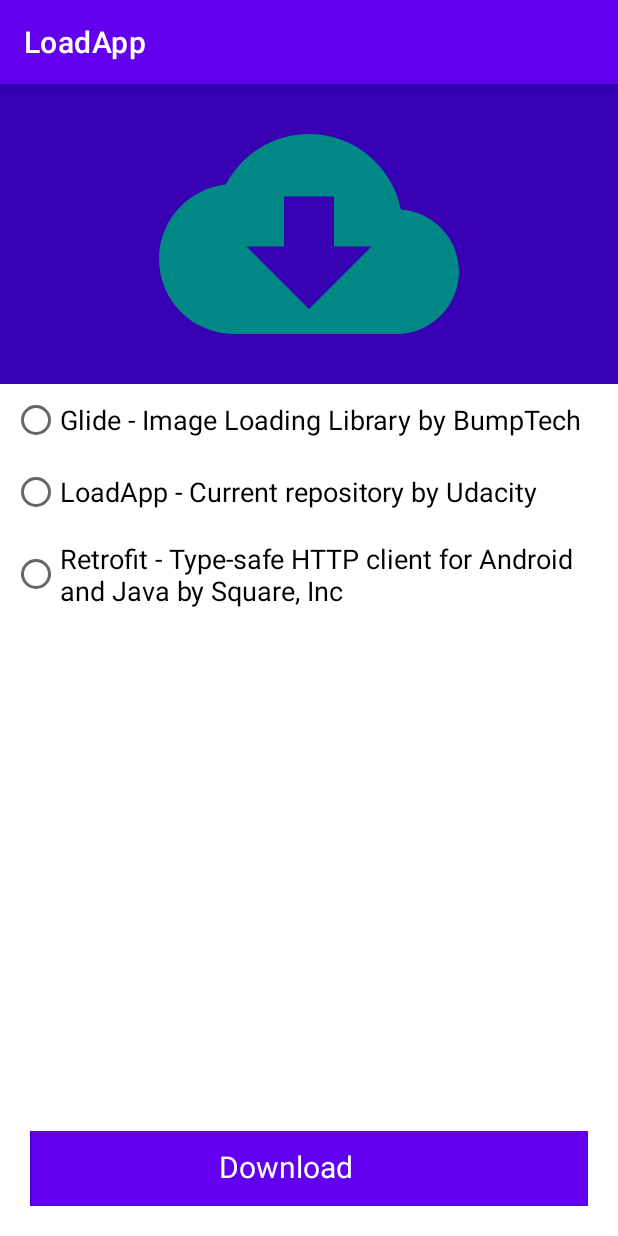
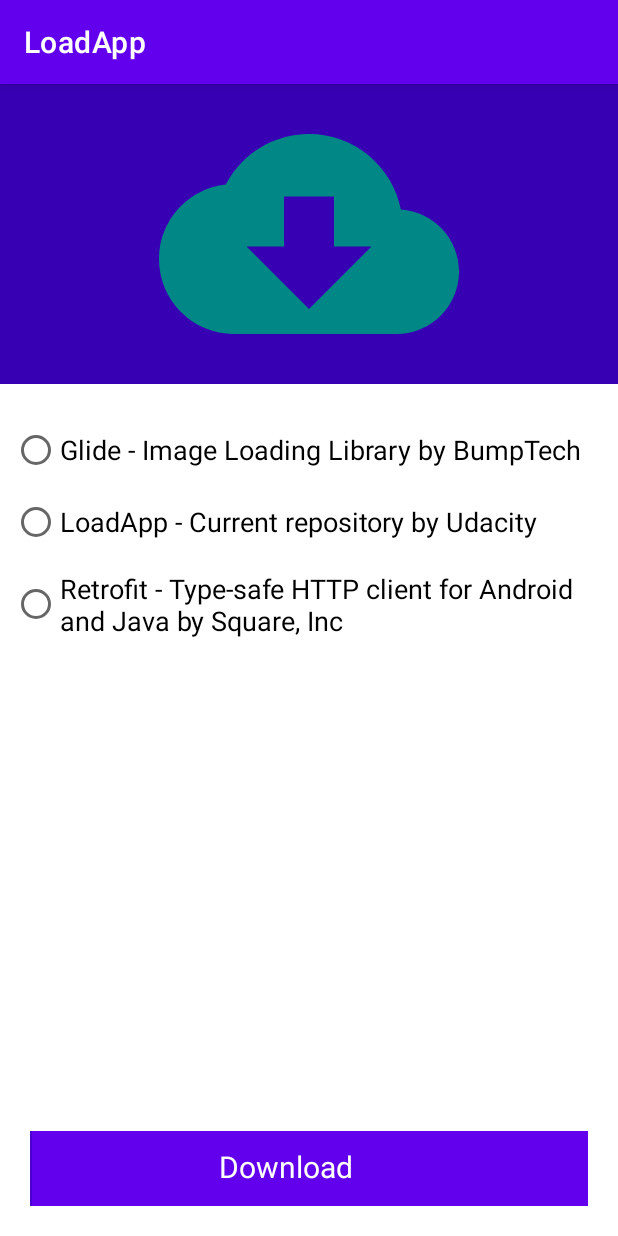
Before and after one commit to RicardoBravoA/LoadApp, an Android app: the screen it shows after launch (MainActivity), on a phone screen of 412 x 824 dp. Run offline under Robolectric (Android 15) with nearby library versions, the phone set to English and light mode, and no system bars; our stand-ins replace data binding; pictures from the network do not load.

Commit message:
feat: Add margins

```diff
--- a/app/src/main/res/layout/fragment_main.xml
+++ b/app/src/main/res/layout/fragment_main.xml
@@ -11,7 +11,7 @@
         <androidx.appcompat.widget.AppCompatImageView
             android:id="@+id/appCompatImageView"
             android:layout_width="match_parent"
-            android:layout_height="200dp"
+            android:layout_height="@dimen/dimen_200"
             android:background="@color/purple_700"
             app:layout_constraintEnd_toEndOf="parent"
             app:layout_constraintStart_toStartOf="parent"
@@ -23,6 +23,7 @@
             android:id="@+id/select_radio_group"
             android:layout_width="match_parent"
             android:layout_height="wrap_content"
+            android:layout_marginTop="@dimen/margin_20"
             app:layout_constraintEnd_toEndOf="parent"
             app:layout_constraintStart_toStartOf="parent"
             app:layout_constraintTop_toBottomOf="@+id/appCompatImageView" />
@@ -31,8 +32,7 @@
             android:id="@+id/loading_button"
             android:layout_width="match_parent"
             android:layout_height="@dimen/custom_button_size"
-            android:layout_margin="20dp"
-            android:elevation="8dp"
+            android:layout_margin="@dimen/margin_20"
             app:layout_constraintBottom_toBottomOf="parent"
             app:layout_constraintEnd_toEndOf="parent"
             app:layout_constraintStart_toStartOf="parent" />
--- a/app/src/main/res/layout/loading_button.xml
+++ b/app/src/main/res/layout/loading_button.xml
@@ -26,9 +26,8 @@
 
             <com.udacity.load.app.CustomTextView
                 android:id="@+id/custom_text_view"
-                android:layout_width="150dp"
-                android:layout_height="wrap_content"
-                app:ctv_text="Woz!" />
+                android:layout_width="@dimen/dimen_150"
+                android:layout_height="wrap_content" />
 
             <com.udacity.load.app.util.CircularView
                 android:id="@+id/circular_view"
@@ -39,7 +38,7 @@
 
         <View
             android:id="@+id/view"
-            android:layout_width="1dp"
+            android:layout_width="@dimen/dimen_1"
             android:layout_height="match_parent"
             android:visibility="visible"
             app:layout_constraintBottom_toBottomOf="parent"
--- a/app/src/main/res/values/dimens.xml
+++ b/app/src/main/res/values/dimens.xml
@@ -1,7 +1,10 @@
 <resources>
-    <dimen name="fab_margin">16dp</dimen>
     <dimen name="default_text_size">20sp</dimen>
     <dimen name="custom_button_size">50dp</dimen>
+    <dimen name="margin_20">20dp</dimen>
+    <dimen name="dimen_200">200dp</dimen>
+    <dimen name="dimen_150">150dp</dimen>
+    <dimen name="dimen_1">1dp</dimen>
     <dimen name="circular_view_size">30dp</dimen>
     <dimen name="padding_8">8dp</dimen>
     <dimen name="size_18">18sp</dimen>
```
